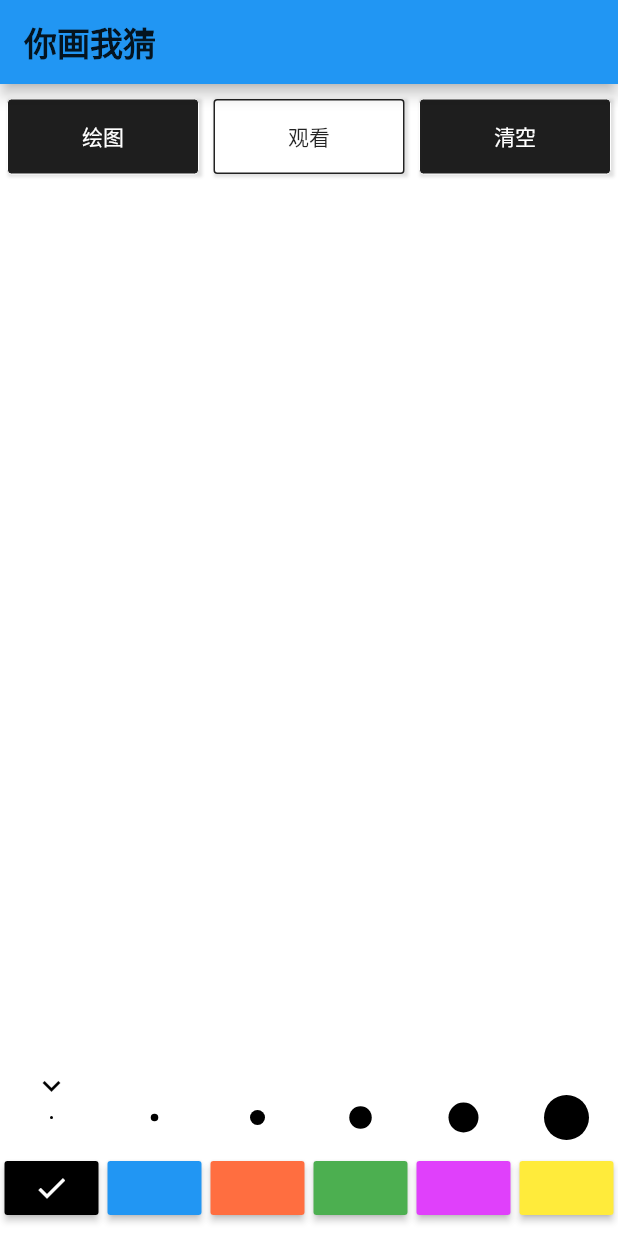
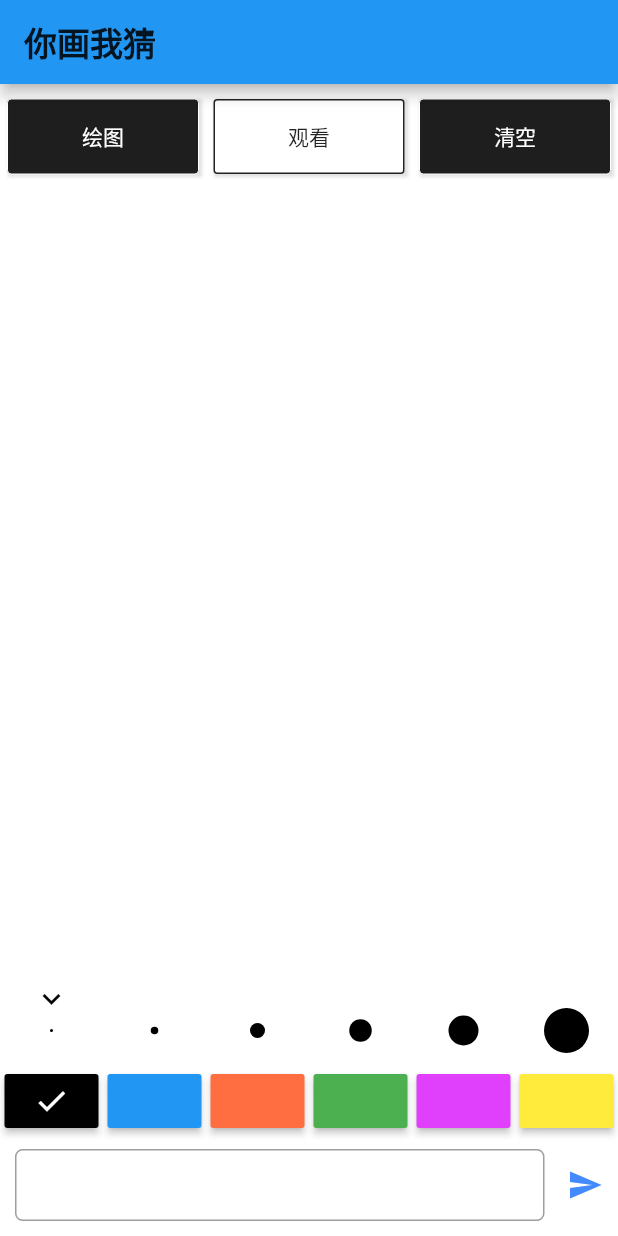
Before and after one commit to mhgd3250905/PaintingOnlineClient, a Flutter app: the screen it shows after launch, on a phone screen of 412 x 824 dp. Run offline on Flutter 3.47's test engine with Material 2 defaults, Android fonts, the light colour scheme and no system bars; network calls fail.

Commit message:
更新数据解析

```diff
--- a/painting/lib/WebStudy/page_home.dart
+++ b/painting/lib/WebStudy/page_home.dart
@@ -5,6 +5,8 @@ import 'package:web_socket_channel/io.dart';
 
 import 'model_paint.dart';
 import 'view_draw.dart';
+
+const String USER_MSG_FLAG = "[-MSG-]";
 
 class HomePage extends StatefulWidget {
   final channel = new IOWebSocketChannel.connect('ws://49.234.76.105:80/ping');
@@ -24,11 +26,13 @@ class _HomePageState extends State<HomePage> {
   bool isPainting = true; //时候处于绘画
   StringBuffer connectInfo = new StringBuffer(); //保存数据
   String lastInfo = ''; //用来对比接收数据避免重复的flag
+  TextEditingController textController; //文本编辑监听
 
   @override
   void initState() {
     super.initState();
     _pPosBox = new PPosBox();
+    textController = new TextEditingController();
   }
 
   //创建宽度按钮
@@ -228,6 +232,63 @@ class _HomePageState extends State<HomePage> {
     );
   }
 
+  //创建输入框
+  Widget buildTextField() {
+    return Theme(
+      data: new ThemeData(
+        primaryColor: Colors.blueAccent,
+        hintColor: Colors.blueAccent,
+      ),
+      child: TextField(
+        controller: textController,
+        decoration: InputDecoration(
+          contentPadding: EdgeInsets.only(left: 10.0, right: 5.0),
+          border: OutlineInputBorder(
+            borderRadius: BorderRadius.circular(5.0),
+          ),
+        ),
+      ),
+    );
+  }
+
+  //创建输入区域
+  Widget buildInputContainer() {
+    return Container(
+      margin: const EdgeInsets.only(bottom: 10.0),
+      child: Row(
+        mainAxisAlignment: MainAxisAlignment.start,
+        children: <Widget>[
+          Expanded(
+            flex: 1,
+            child: Container(
+              margin: const EdgeInsets.only(left: 10.0, right: 5.0),
+              child: buildTextField(),
+            ),
+          ),
+          Material(
+            color: Colors.white,
+            child: Ink(
+              child: InkWell(
+                child: Container(
+                  padding: const EdgeInsets.all(10.0),
+                  child: Icon(
+                    Icons.send,
+                    color: Colors.blueAccent,
+                  ),
+                ),
+                onTap: () {
+                  widget.channel.sink
+                      .add("${USER_MSG_FLAG}${textController.text}");
+                  textController.clear();
+                },
+              ),
+            ),
+          ),
+        ],
+      ),
+    );
+  }
+
   //将绘制数据转化为Json数据
   String pposData2Json() {
     DataJson dataJson = DataJson('{"data":[]}');
@@ -317,6 +378,7 @@ class _HomePageState extends State<HomePage> {
               ),
               buildWidthMenu(),
               buildColorMenu(),
+              buildInputContainer(),
             ],
           ),
         ),
@@ -331,10 +393,17 @@ class _HomePageState extends State<HomePage> {
         String data = snapshot.data;
         TotalData totalData = TotalData(data);
         if (totalData.type == MsgType.TYPE_CONN.index) {
-          //提醒类型的消息
+          //连接类型的消息
           if (lastInfo != totalData.conn_msg.msg) {
             connectInfo.writeln(totalData.conn_msg.msg);
             lastInfo = totalData.conn_msg.msg;
+          }
+        } else if (totalData.type == MsgType.TYPE_USER.index) {
+          //用户类型的消息
+          if (lastInfo != totalData.user_msg.msg) {
+            connectInfo.writeln(
+                '${totalData.user_msg.users.name}:${totalData.user_msg.msg}');
+            lastInfo = totalData.user_msg.msg;
           }
         } else if (totalData.type == MsgType.TYPE_DATA.index && !isPainting) {
           //数据类型的消息
```
